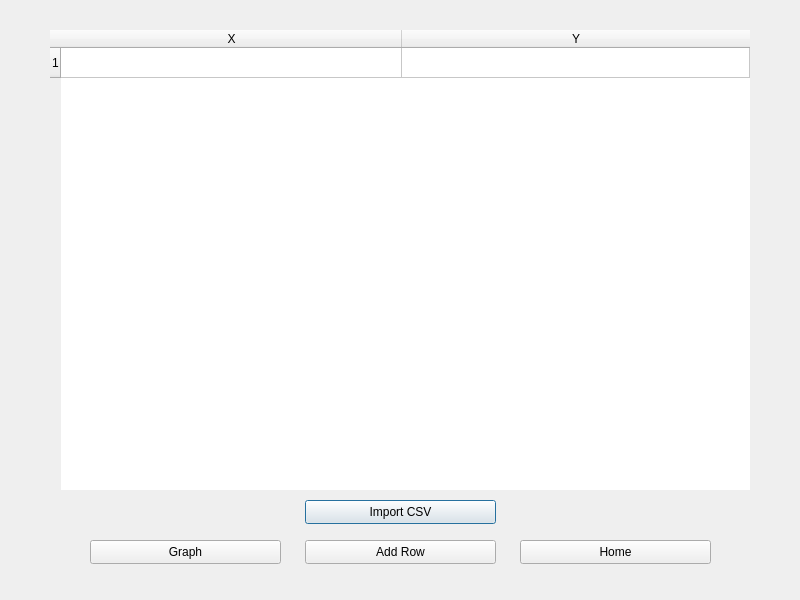
This is Development/Iterations/Iteration 2/Iteration 2.3/Qt Designer Pages/dataWindow.ui in Trimaz6855/HTNEA as Qt 5 draws it before an edit. The edited form follows.
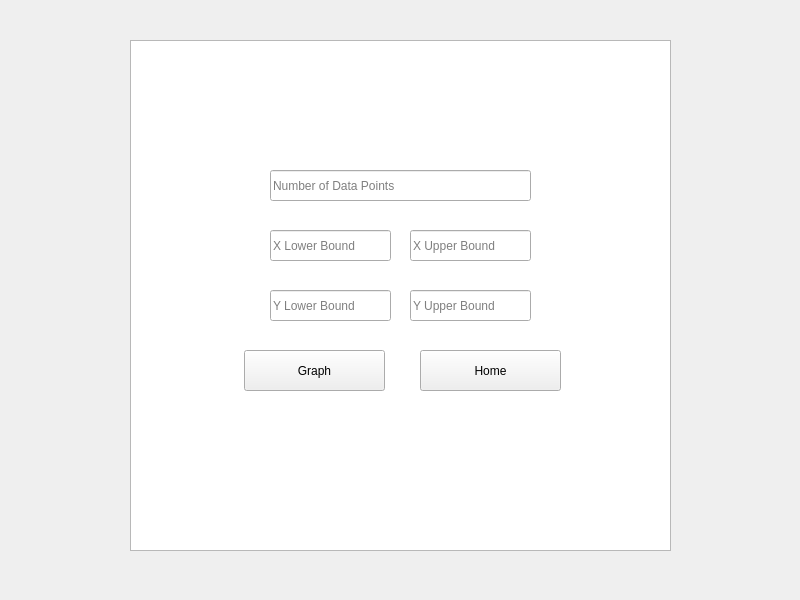
This is the edited form. The open tabs and pages were chosen to show the change.

Commit message: Started Working on Iteration 2.3!

Patch:
```diff
--- a/Development/Iterations/Iteration 2/Iteration 2.3/Qt Designer Pages/dataWindow.ui
+++ b/Development/Iterations/Iteration 2/Iteration 2.3/Qt Designer Pages/dataWindow.ui
@@ -235,6 +235,117 @@
      </property>
     </widget>
    </widget>
+   <widget class="QWidget" name="randomDataGrpah">
+    <widget class="QLineEdit" name="txtRDataNum">
+     <property name="geometry">
+      <rect>
+       <x>270</x>
+       <y>170</y>
+       <width>261</width>
+       <height>31</height>
+      </rect>
+     </property>
+     <property name="placeholderText">
+      <string>Number of Data Points</string>
+     </property>
+    </widget>
+    <widget class="QLineEdit" name="txtRDataXLwr">
+     <property name="geometry">
+      <rect>
+       <x>270</x>
+       <y>230</y>
+       <width>121</width>
+       <height>31</height>
+      </rect>
+     </property>
+     <property name="placeholderText">
+      <string>X Lower Bound</string>
+     </property>
+    </widget>
+    <widget class="QLineEdit" name="txtRDataXUpr">
+     <property name="geometry">
+      <rect>
+       <x>410</x>
+       <y>230</y>
+       <width>121</width>
+       <height>31</height>
+      </rect>
+     </property>
+     <property name="placeholderText">
+      <string>X Upper Bound</string>
+     </property>
+    </widget>
+    <widget class="QLineEdit" name="txtRDataYLwr">
+     <property name="geometry">
+      <rect>
+       <x>270</x>
+       <y>290</y>
+       <width>121</width>
+       <height>31</height>
+      </rect>
+     </property>
+     <property name="placeholderText">
+      <string>Y Lower Bound</string>
+     </property>
+    </widget>
+    <widget class="QLineEdit" name="txtRDataYUpr">
+     <property name="geometry">
+      <rect>
+       <x>410</x>
+       <y>290</y>
+       <width>121</width>
+       <height>31</height>
+      </rect>
+     </property>
+     <property name="placeholderText">
+      <string>Y Upper Bound</string>
+     </property>
+    </widget>
+    <widget class="QPushButton" name="btnRDataGraph">
+     <property name="geometry">
+      <rect>
+       <x>244</x>
+       <y>350</y>
+       <width>141</width>
+       <height>41</height>
+      </rect>
+     </property>
+     <property name="text">
+      <string>Graph</string>
+     </property>
+    </widget>
+    <widget class="QPushButton" name="btnRDataHome">
+     <property name="geometry">
+      <rect>
+       <x>420</x>
+       <y>350</y>
+       <width>141</width>
+       <height>41</height>
+      </rect>
+     </property>
+     <property name="text">
+      <string>Home</string>
+     </property>
+    </widget>
+    <widget class="QGraphicsView" name="gVRData">
+     <property name="geometry">
+      <rect>
+       <x>130</x>
+       <y>40</y>
+       <width>541</width>
+       <height>511</height>
+      </rect>
+     </property>
+    </widget>
+    <zorder>gVRData</zorder>
+    <zorder>txtRDataNum</zorder>
+    <zorder>txtRDataXLwr</zorder>
+    <zorder>txtRDataXUpr</zorder>
+    <zorder>txtRDataYLwr</zorder>
+    <zorder>txtRDataYUpr</zorder>
+    <zorder>btnRDataGraph</zorder>
+    <zorder>btnRDataHome</zorder>
+   </widget>
   </widget>
  </widget>
  <resources/>
```
The commit also changes 2 other files.
